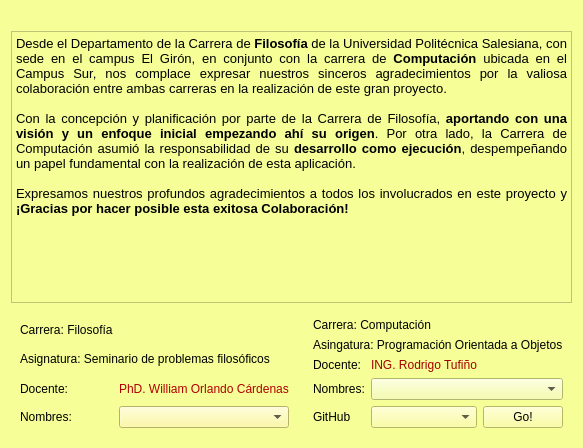
First picture: the form in creditosform.ui, repository FLiamTech/askme, before the edit.
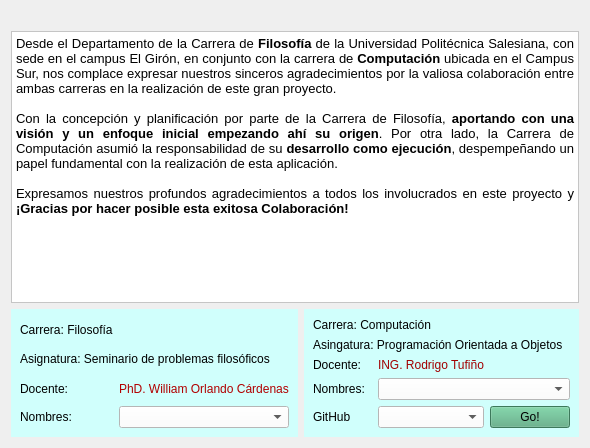
Second picture: the form after the edit. Icons and pictures are not drawn.

```diff
--- a/creditosform.ui
+++ b/creditosform.ui
@@ -6,7 +6,7 @@
    <rect>
     <x>0</x>
     <y>0</y>
-    <width>564</width>
+    <width>590</width>
     <height>448</height>
    </rect>
   </property>
@@ -14,7 +14,7 @@
    <string>Form</string>
   </property>
   <property name="styleSheet">
-   <string notr="true">background-color: rgb(246, 255, 151);</string>
+   <string notr="true"/>
   </property>
   <layout class="QGridLayout" name="gridLayout_3">
    <item row="0" column="0" colspan="2">
@@ -32,6 +32,9 @@
    </item>
    <item row="1" column="0" colspan="2">
     <widget class="QTextEdit" name="textEdit">
+     <property name="styleSheet">
+      <string notr="true">background-color: rgb(255, 255, 255);</string>
+     </property>
      <property name="html">
       <string>&lt;!DOCTYPE HTML PUBLIC &quot;-//W3C//DTD HTML 4.0//EN&quot; &quot;http://www.w3.org/TR/REC-html40/strict.dtd&quot;&gt;
 &lt;html&gt;&lt;head&gt;&lt;meta name=&quot;qrichtext&quot; content=&quot;1&quot; /&gt;&lt;meta charset=&quot;utf-8&quot; /&gt;&lt;style type=&quot;text/css&quot;&gt;
@@ -50,6 +53,9 @@
    </item>
    <item row="2" column="0">
     <widget class="QWidget" name="widget_2" native="true">
+     <property name="styleSheet">
+      <string notr="true">background-color: rgb(208, 255, 252);</string>
+     </property>
      <layout class="QGridLayout" name="gridLayout">
       <item row="2" column="1">
        <widget class="QLabel" name="label_11">
@@ -79,7 +85,7 @@
       <item row="3" column="1">
        <widget class="QComboBox" name="cmbColaboradoresDos">
         <property name="styleSheet">
-         <string notr="true">background-color: rgb(255, 251, 143);</string>
+         <string notr="true">background-color: rgb(255, 255, 255);</string>
         </property>
        </widget>
       </item>
@@ -102,6 +108,9 @@
    </item>
    <item row="2" column="1">
     <widget class="QWidget" name="widget" native="true">
+     <property name="styleSheet">
+      <string notr="true">background-color: rgb(208, 255, 252);</string>
+     </property>
      <layout class="QGridLayout" name="gridLayout_2">
       <item row="0" column="0" colspan="2">
        <widget class="QLabel" name="label_3">
@@ -146,7 +155,11 @@
        </widget>
       </item>
       <item row="3" column="1" colspan="2">
-       <widget class="QComboBox" name="cmbColaboradores1"/>
+       <widget class="QComboBox" name="cmbColaboradores1">
+        <property name="styleSheet">
+         <string notr="true">background-color: rgb(255, 255, 255);</string>
+        </property>
+       </widget>
       </item>
       <item row="4" column="0">
        <widget class="QLabel" name="label_2">
@@ -159,14 +172,14 @@
        <widget class="QComboBox" name="cmbColaboradoresUno">
         <property name="styleSheet">
          <string notr="true">font: italic 9pt &quot;Segoe UI&quot;;
-background-color: rgb(253, 255, 138);</string>
+background-color: rgb(255, 255, 255);</string>
         </property>
        </widget>
       </item>
       <item row="4" column="2">
        <widget class="QPushButton" name="pushButton">
         <property name="styleSheet">
-         <string notr="true">background-color: rgb(253, 255, 138);
+         <string notr="true">background-color: rgb(85, 170, 127);
 font: 700 italic 9pt &quot;Segoe UI&quot;;
 color: rgb(0, 0, 0);</string>
         </property>
```
